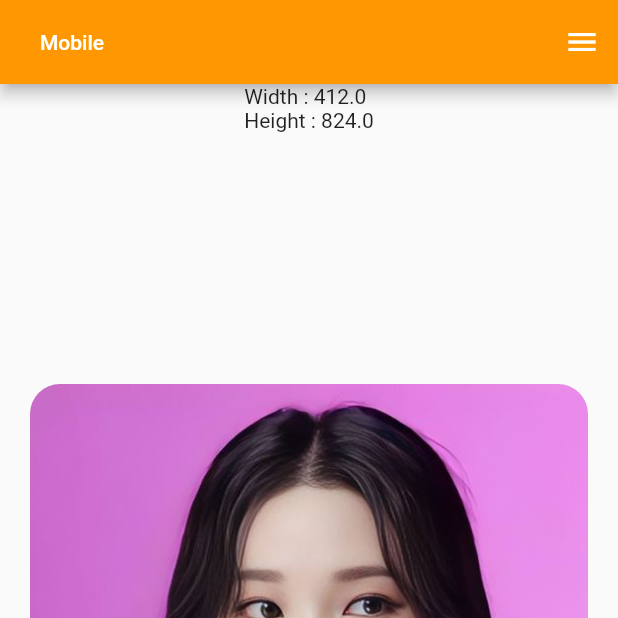
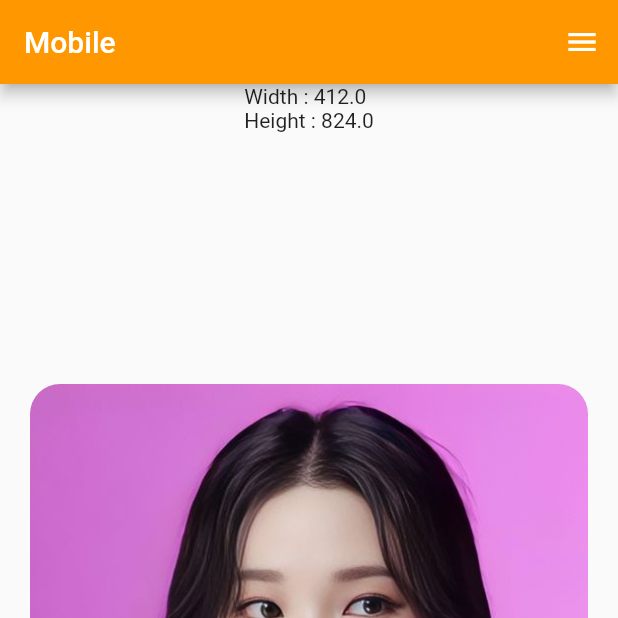
Before and after one commit to MrSohnBit/MKFlutter, a Flutter app: the screen it shows after launch, on a phone screen of 412 x 824 dp, the top half of it. Run offline on Flutter 3.47's test engine with Material 2 defaults, Android fonts, the phone set to English and light mode, and no system bars; our stand-ins replace fluttertoast, material_color_utilities.

Commit message:
www 에서 제대로 안되서 커밋

```diff
--- a/lib/main.dart
+++ b/lib/main.dart
@@ -112,15 +112,18 @@ class _TabPageState extends State<TabPage> with TickerProviderStateMixin {
               : null,
           appBar: constraints.isMobile
               ? AppBar(
-                  title: TextButton(
-                    onPressed: () => (_tabController.index = 0),
+                  title: GestureDetector(
+                    onTap: () => (_tabController.index = 0),
                     child: const Text("Mobile",
                         style: TextStyle(color: Colors.white)),
                   ),
                 )
               : AppBar(
-                  title: const Text(
-                    'MOVEMENT BEYOND PHYSICAL THERAPY SOLUTIONS',
+                  title: GestureDetector(
+                    onTap: () => (_tabController.index = 0),
+                    child: const Text(
+                      'PC',
+                    ),
                   ),
                 ),
           body: Column(
```
Also changed, not shown: 2 other files.
